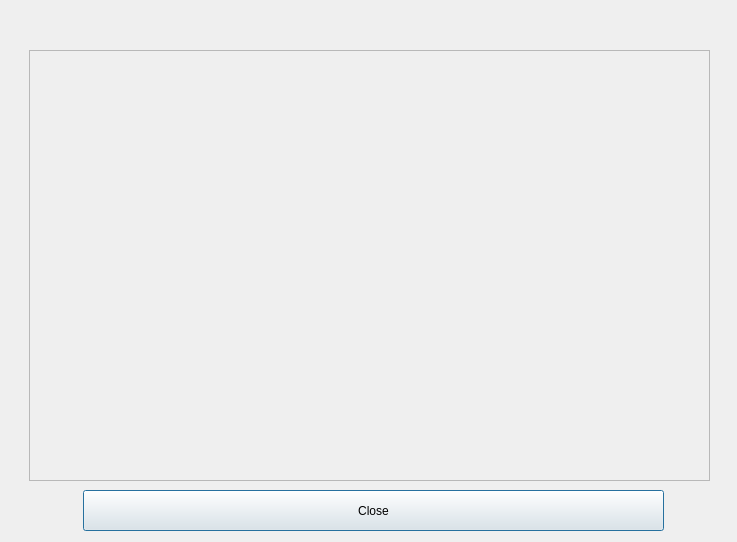
Before: the Qt Designer form src/gui/jobmatrix.ui in aitjcize/QCamber, drawn with Qt 5.
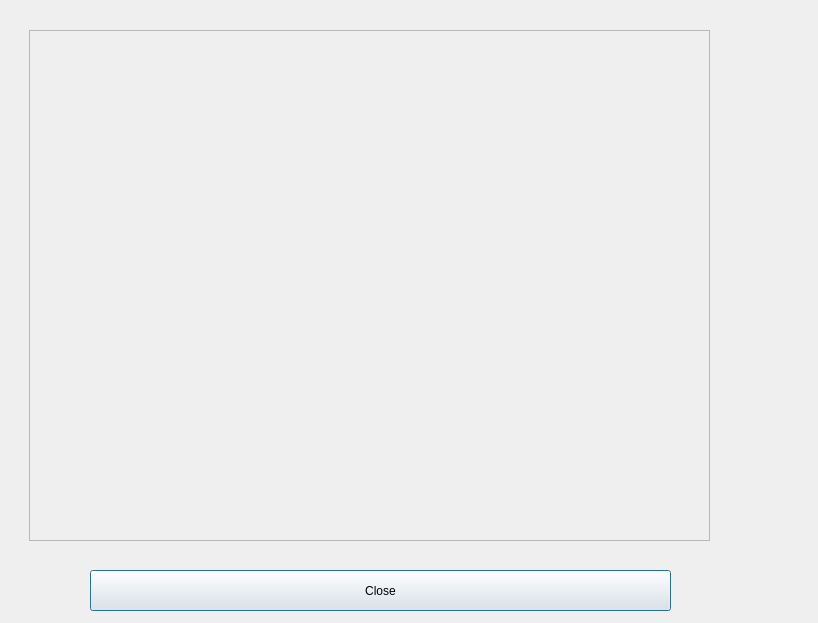
After: the same form once the commit is applied.

```diff
--- a/src/gui/jobmatrix.ui
+++ b/src/gui/jobmatrix.ui
@@ -6,8 +6,8 @@
    <rect>
     <x>0</x>
     <y>0</y>
-    <width>737</width>
-    <height>542</height>
+    <width>818</width>
+    <height>623</height>
    </rect>
   </property>
   <property name="windowTitle">
@@ -16,8 +16,8 @@
   <widget class="QPushButton" name="CloseButton">
    <property name="geometry">
     <rect>
-     <x>83</x>
-     <y>490</y>
+     <x>90</x>
+     <y>570</y>
      <width>581</width>
      <height>41</height>
     </rect>
@@ -30,9 +30,9 @@
    <property name="geometry">
     <rect>
      <x>29</x>
-     <y>50</y>
+     <y>30</y>
      <width>681</width>
-     <height>431</height>
+     <height>511</height>
     </rect>
    </property>
    <property name="widgetResizable">
@@ -44,7 +44,7 @@
       <x>0</x>
       <y>0</y>
       <width>679</width>
-      <height>429</height>
+      <height>509</height>
      </rect>
     </property>
    </widget>
```
